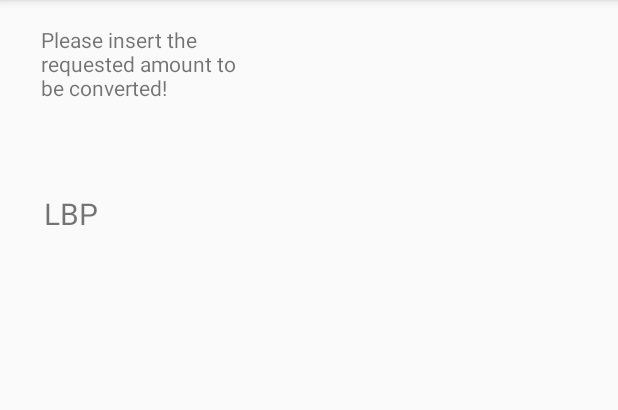
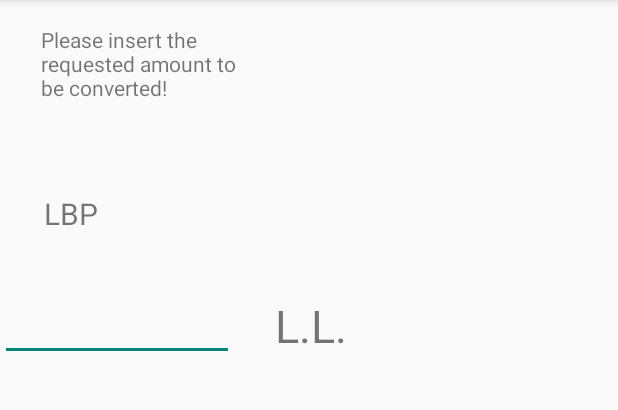
Before and after one commit to MustafaHazime/ExchangeApp, an Android app: the MainActivity2 screen opened directly, with no data from a screen before it, on a phone screen of 412 x 824 dp, the part 84-494 px from its top. Run offline under Robolectric (Android 15) with nearby library versions, the phone set to English and light mode, and no system bars; 3 statements that could not run were skipped.

Commit message:
Commit 13

```diff
--- a/app/src/main/res/layout/activity_main3.xml
+++ b/app/src/main/res/layout/activity_main3.xml
@@ -32,6 +32,29 @@
         app:layout_constraintTop_toTopOf="parent"
         app:layout_constraintVertical_bias="0.173" />
 
+    <EditText
+        android:id="@+id/lebanese"
+        android:layout_width="156dp"
+        android:layout_height="71dp"
+        android:inputType="number"
+        android:textSize="30sp"
+        app:layout_constraintBottom_toBottomOf="parent"
+        app:layout_constraintTop_toTopOf="parent"
+        app:layout_constraintVertical_bias="0.243"
+        tools:layout_editor_absoluteX="27dp" />
+
+    <TextView
+        android:id="@+id/textView6"
+        android:layout_width="108dp"
+        android:layout_height="44dp"
+        android:text="L.L."
+        android:textSize="30sp"
+        app:layout_constraintBottom_toBottomOf="parent"
+        app:layout_constraintHorizontal_bias="0.603"
+        app:layout_constraintLeft_toLeftOf="parent"
+        app:layout_constraintRight_toRightOf="parent"
+        app:layout_constraintTop_toTopOf="parent"
+        app:layout_constraintVertical_bias="0.272" />
 
 
 
```
